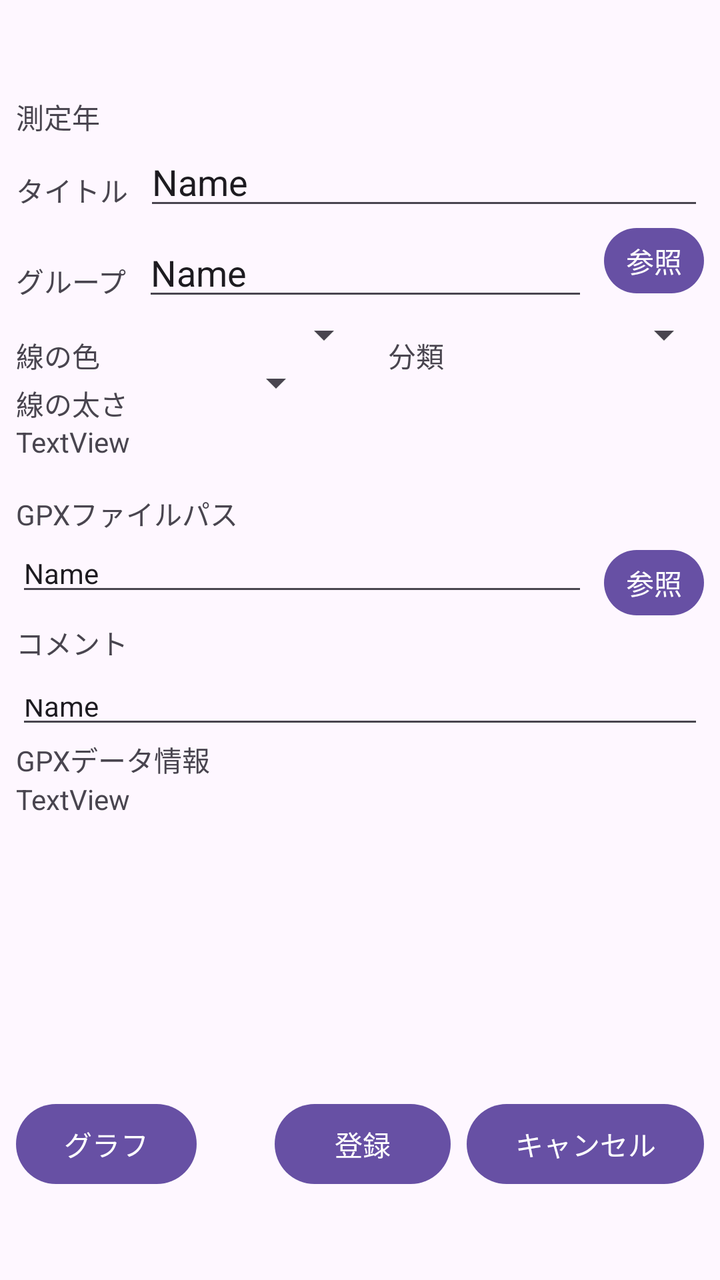
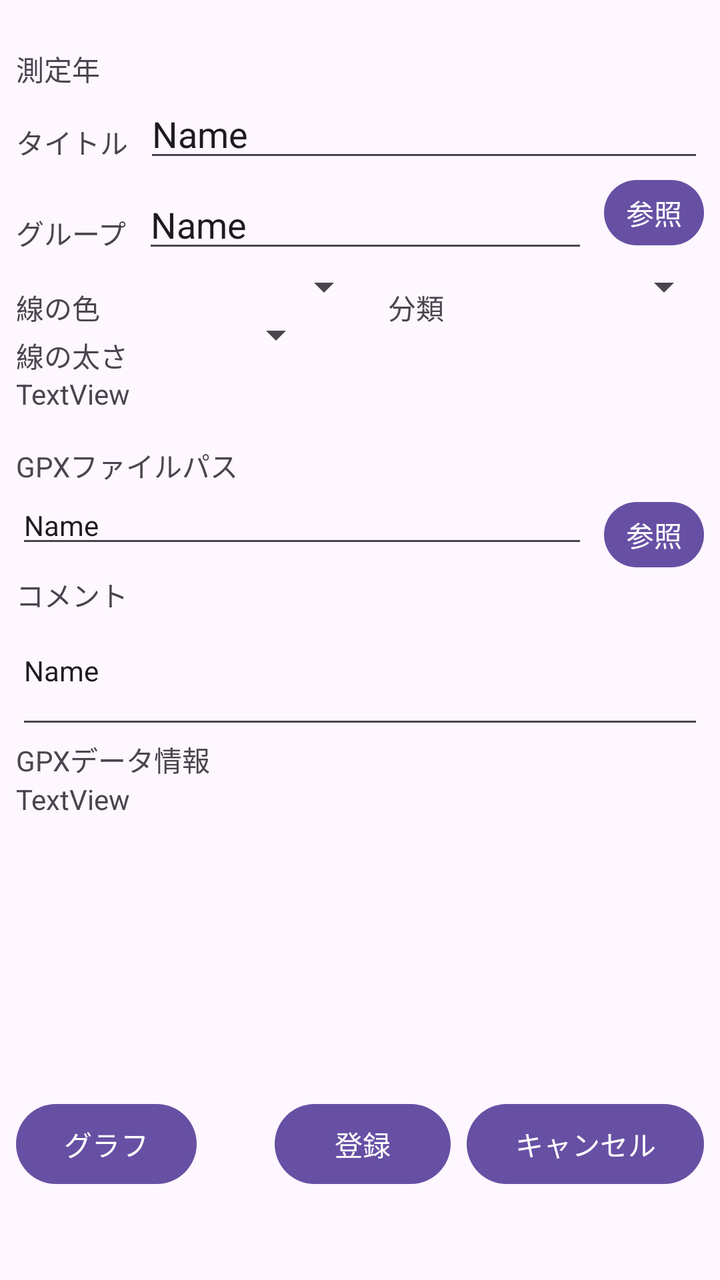

Screens rendered from an Android XML layout before and after an edit, with the pre-edit source and the edit as a unified diff.
<!-- AndroidManifest.xml: application theme Theme.MyApplication4 -->
<!-- res/layout/activity_gpx_edit.xml -->
<?xml version="1.0" encoding="utf-8"?>
<androidx.constraintlayout.widget.ConstraintLayout xmlns:android="http://schemas.android.com/apk/res/android"
    xmlns:app="http://schemas.android.com/apk/res-auto"
    xmlns:tools="http://schemas.android.com/tools"
    android:id="@+id/main"
    android:layout_width="match_parent"
    android:layout_height="match_parent"
    tools:context=".GpxEditActivity">

    <TextView
        android:id="@+id/textView25"
        android:layout_width="wrap_content"
        android:layout_height="wrap_content"
        android:layout_marginStart="8dp"
        android:layout_marginTop="16dp"
        android:text="タイトル"
        app:layout_constraintStart_toStartOf="parent"
        app:layout_constraintTop_toBottomOf="@+id/textView32" />

    <EditText
        android:id="@+id/editTextTextPersonName13"
        android:layout_width="0dp"
        android:layout_height="wrap_content"
        android:layout_marginStart="8dp"
        android:layout_marginEnd="8dp"
        android:ems="10"
        android:inputType="textPersonName"
        android:text="Name"
        app:layout_constraintEnd_toEndOf="parent"
        app:layout_constraintStart_toEndOf="@+id/textView25"
        app:layout_constraintTop_toBottomOf="@+id/textView32" />

    <TextView
        android:id="@+id/textView26"
        android:layout_width="wrap_content"
        android:layout_height="wrap_content"
        android:layout_marginStart="8dp"
        android:layout_marginTop="20dp"
        android:text="グループ"
        app:layout_constraintStart_toStartOf="parent"
        app:layout_constraintTop_toBottomOf="@+id/editTextTextPersonName13" />

    <EditText
        android:id="@+id/editTextTextPersonName14"
        android:layout_width="0dp"
        android:layout_height="wrap_content"
        android:layout_marginStart="8dp"
        android:layout_marginTop="4dp"
        android:layout_marginEnd="8dp"
        android:ems="10"
        android:inputType="textPersonName"
        android:text="Name"
        app:layout_constraintEnd_toStartOf="@+id/button7"
        app:layout_constraintStart_toEndOf="@+id/textView26"
        app:layout_constraintTop_toBottomOf="@+id/editTextTextPersonName13" />

    <Button
        android:id="@+id/button7"
        android:layout_width="50dp"
        android:layout_height="wrap_content"
        android:layout_marginEnd="8dp"
        android:minHeight="0dp"
        android:minWidth="0dp"
        android:paddingLeft="4dp"
        android:paddingRight="4dp"
        android:text="参照"
        app:layout_constraintEnd_toEndOf="parent"
        app:layout_constraintTop_toBottomOf="@+id/editTextTextPersonName13" />

    <TextView
        android:id="@+id/textView27"
        android:layout_width="wrap_content"
        android:layout_height="wrap_content"
        android:layout_marginStart="8dp"
        android:layout_marginTop="12dp"
        android:text="線の色"
        app:layout_constraintStart_toStartOf="parent"
        app:layout_constraintTop_toBottomOf="@+id/editTextTextPersonName14" />

    <Spinner
        android:id="@+id/spinner2"
        android:layout_width="120dp"
        android:layout_height="wrap_content"
        android:layout_marginStart="16dp"
        app:layout_constraintStart_toEndOf="@+id/textView27"
        app:layout_constraintTop_toBottomOf="@+id/editTextTextPersonName14" />

    <TextView
        android:id="@+id/textView28"
        android:layout_width="wrap_content"
        android:layout_height="wrap_content"
        android:layout_marginStart="8dp"
        android:layout_marginTop="16dp"
        android:text="GPXファイルパス"
        app:layout_constraintStart_toStartOf="parent"
        app:layout_constraintTop_toBottomOf="@+id/textView11" />

    <EditText
        android:id="@+id/editTextTextPersonName15"
        android:layout_width="0dp"
        android:layout_height="wrap_content"
        android:layout_marginStart="8dp"
        android:layout_marginEnd="8dp"
        android:ems="10"
        android:inputType="textPersonName"
        android:text="Name"
        android:textSize="14sp"
        app:layout_constraintEnd_toStartOf="@+id/button8"
        app:layout_constraintStart_toStartOf="parent"
        app:layout_constraintTop_toBottomOf="@+id/textView28" />

    <Button
        android:id="@+id/button8"
        android:layout_width="50dp"
        android:layout_height="wrap_content"
        android:layout_marginTop="4dp"
        android:layout_marginEnd="8dp"
        android:minHeight="0dp"
        android:minWidth="0dp"
        android:paddingLeft="4dp"
        android:paddingRight="4dp"
        android:text="参照"
        app:layout_constraintEnd_toEndOf="parent"
        app:layout_constraintTop_toBottomOf="@+id/textView28" />

    <TextView
        android:id="@+id/textView29"
        android:layout_width="wrap_content"
        android:layout_height="wrap_content"
        android:layout_marginStart="8dp"
        android:layout_marginTop="8dp"
        android:text="コメント"
        app:layout_constraintStart_toStartOf="parent"
        app:layout_constraintTop_toBottomOf="@+id/editTextTextPersonName15" />

    <EditText
        android:id="@+id/editTextTextPersonName16"
        android:layout_width="0dp"
        android:layout_height="0dp"
        android:layout_marginStart="8dp"
        android:layout_marginTop="8dp"
        android:layout_marginEnd="8dp"
        android:ems="10"
        android:gravity="top"
        android:inputType="text|textPersonName|textMultiLine"
        android:text="Name"
        android:textAlignment="textStart"
        android:textSize="14sp"
        app:layout_constraintBottom_toTopOf="@+id/textView30"
        app:layout_constraintEnd_toEndOf="parent"
        app:layout_constraintHorizontal_bias="0.0"
        app:layout_constraintStart_toStartOf="parent"
        app:layout_constraintTop_toBottomOf="@+id/textView29" />

    <Button
        android:id="@+id/button9"
        android:layout_width="wrap_content"
        android:layout_height="wrap_content"
        android:layout_marginEnd="8dp"
        android:layout_marginBottom="44dp"
        android:text="登録"
        app:layout_constraintBottom_toBottomOf="parent"
        app:layout_constraintEnd_toStartOf="@+id/button10" />

    <Button
        android:id="@+id/button10"
        android:layout_width="wrap_content"
        android:layout_height="wrap_content"
        android:layout_marginEnd="8dp"
        android:layout_marginBottom="44dp"
        android:text="キャンセル"
        app:layout_constraintBottom_toBottomOf="parent"
        app:layout_constraintEnd_toEndOf="parent" />

    <TextView
        android:id="@+id/textView30"
        android:layout_width="wrap_content"
        android:layout_height="wrap_content"
        android:layout_marginStart="8dp"
        android:text="GPXデータ情報"
        app:layout_constraintBottom_toTopOf="@+id/textView31"
        app:layout_constraintStart_toStartOf="parent" />

    <TextView
        android:id="@+id/textView31"
        android:layout_width="0dp"
        android:layout_height="150dp"
        android:layout_marginStart="8dp"
        android:layout_marginEnd="8dp"
        android:layout_marginBottom="8dp"
        android:text="TextView"
        app:layout_constraintBottom_toTopOf="@+id/button9"
        app:layout_constraintEnd_toEndOf="parent"
        app:layout_constraintStart_toStartOf="parent" />

    <TextView
        android:id="@+id/textView32"
        android:layout_width="wrap_content"
        android:layout_height="wrap_content"
        android:layout_marginStart="8dp"
        android:layout_marginTop="48dp"
        android:text="測定年"
        app:layout_constraintStart_toStartOf="parent"
        app:layout_constraintTop_toTopOf="parent" />

    <TextView
        android:id="@+id/textView33"
        android:layout_width="wrap_content"
        android:layout_height="wrap_content"
        android:layout_marginStart="8dp"
        android:layout_marginTop="12dp"
        android:text="分類"
        app:layout_constraintStart_toEndOf="@+id/spinner2"
        app:layout_constraintTop_toBottomOf="@+id/editTextTextPersonName14" />

    <Spinner
        android:id="@+id/spinner3"
        android:layout_width="0dp"
        android:layout_height="wrap_content"
        android:layout_marginStart="8dp"
        android:layout_marginEnd="4dp"
        app:layout_constraintEnd_toEndOf="parent"
        app:layout_constraintStart_toEndOf="@+id/textView33"
        app:layout_constraintTop_toBottomOf="@+id/editTextTextPersonName14" />

    <Button
        android:id="@+id/button15"
        android:layout_width="wrap_content"
        android:layout_height="wrap_content"
        android:layout_marginStart="8dp"
        android:layout_marginBottom="44dp"
        android:text="グラフ"
        app:layout_constraintBottom_toBottomOf="parent"
        app:layout_constraintStart_toStartOf="parent" />

    <TextView
        android:id="@+id/textView7"
        android:layout_width="wrap_content"
        android:layout_height="wrap_content"
        android:layout_marginStart="8dp"
        android:layout_marginTop="12dp"
        android:text="線の太さ"
        app:layout_constraintStart_toStartOf="parent"
        app:layout_constraintTop_toBottomOf="@+id/spinner2" />

    <Spinner
        android:id="@+id/spinner13"
        android:layout_width="90dp"
        android:layout_height="wrap_content"
        android:layout_marginStart="8dp"
        app:layout_constraintStart_toEndOf="@+id/textView7"
        app:layout_constraintTop_toBottomOf="@+id/spinner2" />

    <TextView
        android:id="@+id/textView11"
        android:layout_width="0dp"
        android:layout_height="wrap_content"
        android:layout_marginStart="8dp"
        android:layout_marginTop="8dp"
        android:layout_marginEnd="8dp"
        android:text="TextView"
        app:layout_constraintEnd_toEndOf="parent"
        app:layout_constraintStart_toStartOf="parent"
        app:layout_constraintTop_toBottomOf="@+id/spinner13" />

</androidx.constraintlayout.widget.ConstraintLayout>
<!-- resources referenced by this layout -->
<resources>
  <style name="Theme.MyApplication4" parent="Base.Theme.MyApplication4" />
  <style name="Base.Theme.MyApplication4" parent="Theme.Material3.DayNight">
          
          
      </style>
</resources>

<!-- the commit's change to res/layout/activity_gpx_edit.xml (unified diff, before → after) -->
@@ -198,7 +198,7 @@
         android:layout_width="wrap_content"
         android:layout_height="wrap_content"
         android:layout_marginStart="8dp"
-        android:layout_marginTop="48dp"
+        android:layout_marginTop="24dp"
         android:text="測定年"
         app:layout_constraintStart_toStartOf="parent"
         app:layout_constraintTop_toTopOf="parent" />
